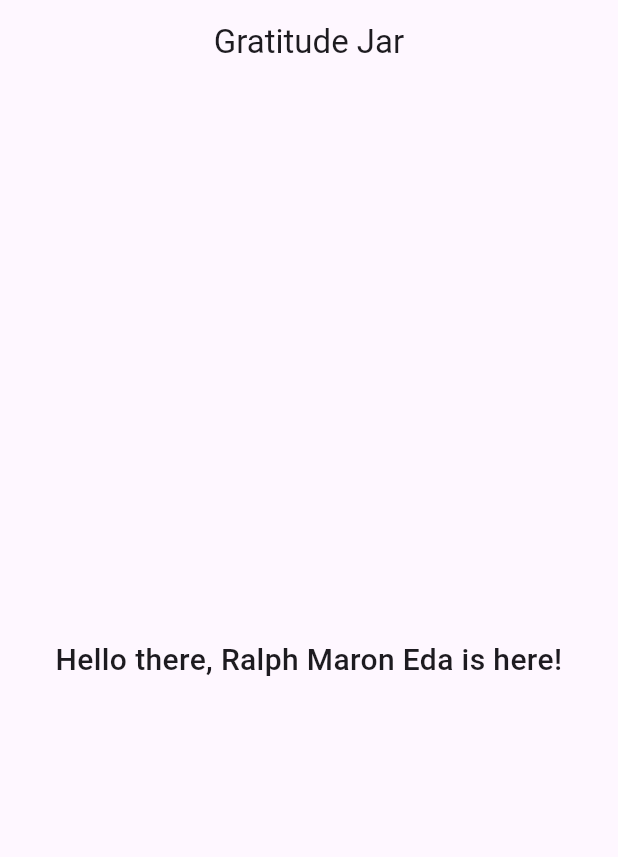
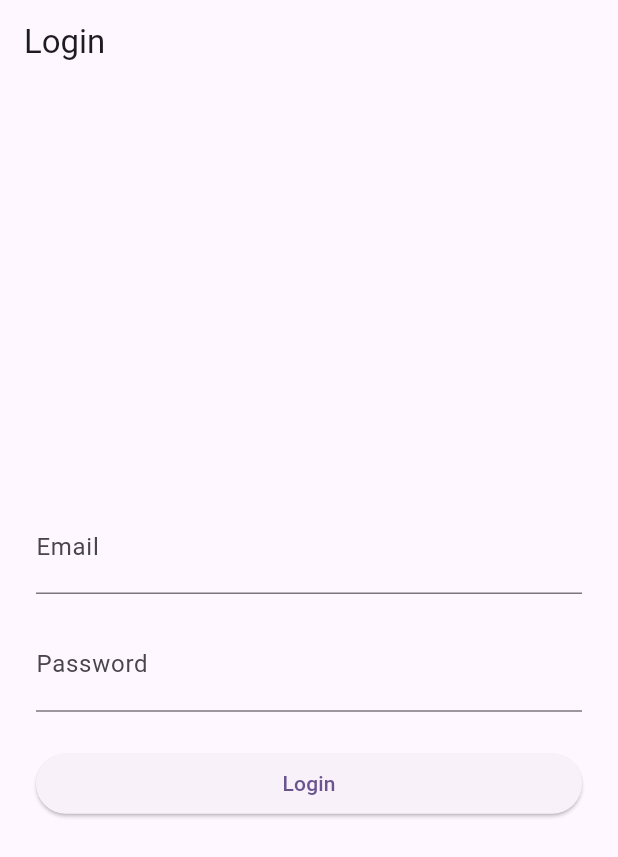
Before and after one commit to ralphmarondev/GratitudeJar, a Flutter app: the screen it shows after launch, on a phone screen of 412 x 824 dp. Shown: the top 857 px of the screen. Run offline on Flutter 3.47's test engine with Material 3 defaults, Android fonts, the phone set to English and light mode, and no system bars.

Commit message:
add login screen
- Learned how to implement textfield, navigation and button on flutter.

```diff
--- a/analysis_options.yaml
+++ b/analysis_options.yaml
@@ -7,6 +7,9 @@
 
 # The following line activates a set of recommended lints for Flutter apps,
 # packages, and plugins designed to encourage good coding practices.
+analyzer:
+  errors:
+    use_build_context_synchronously: ignore
 include: package:flutter_lints/flutter.yaml
 
 linter:
--- a/lib/main.dart
+++ b/lib/main.dart
@@ -1,5 +1,5 @@
 import 'package:flutter/material.dart';
-import 'package:gratitude_jar/hello_screen.dart';
+import 'package:gratitude_jar/screens/login_screen.dart';
 
 void main() {
   runApp(const GratitudeJarApp());
@@ -15,7 +15,7 @@ class GratitudeJarApp extends StatelessWidget {
       theme: ThemeData(
         colorScheme: ColorScheme.fromSeed(seedColor: Colors.deepPurple),
       ),
-      home: const HelloScreen(),
+      home: const LoginScreen(),
     );
   }
 }
--- /dev/null
+++ b/lib/screens/login_screen.dart
@@ -0,0 +1,70 @@
+import 'package:flutter/material.dart';
+import 'package:gratitude_jar/screens/hello_screen.dart';
+
+class LoginScreen extends StatefulWidget {
+  const LoginScreen({super.key});
+
+  @override
+  State<LoginScreen> createState() => _LoginScreenState();
+}
+
+class _LoginScreenState extends State<LoginScreen> {
+  final TextEditingController emailController = TextEditingController();
+  final TextEditingController passwordController = TextEditingController();
+  bool isLoading = false;
+
+  void login() {
+    setState(() => isLoading = true);
+
+    Future.delayed(const Duration(seconds: 1), () {
+      setState(() {
+        isLoading = false;
+      });
+      Navigator.pushReplacement(
+        context,
+        MaterialPageRoute(builder: (_) => const HelloScreen()),
+      );
+    });
+  }
+
+  @override
+  Widget build(BuildContext context) {
+    return Scaffold(
+      appBar: AppBar(title: const Text('Login')),
+      body: Padding(
+        padding: const EdgeInsets.all(24.0),
+        child: Column(
+          mainAxisAlignment: MainAxisAlignment.center,
+          children: [
+            TextField(
+              controller: emailController,
+              decoration: const InputDecoration(
+                labelText: 'Email',
+                prefix: Icon(Icons.email),
+              ),
+            ),
+            const SizedBox(height: 16),
+            TextField(
+              controller: passwordController,
+              obscureText: true,
+              decoration: const InputDecoration(
+                labelText: 'Password',
+                prefix: Icon(Icons.lock),
+              ),
+            ),
+            const SizedBox(height: 24),
+            SizedBox(
+              width: double.infinity,
+              child: ElevatedButton(
+                onPressed: isLoading ? null : login,
+                child: isLoading
+                    ? const CircularProgressIndicator(color: Colors.white)
+                    : const Text('Login'),
+              ),
+            ),
+          ],
+        ),
+      ),
+    );
+  }
+}
```
Also changed, not shown: lib/screens/hello_screen.dart (renamed from lib/hello_screen.dart).
